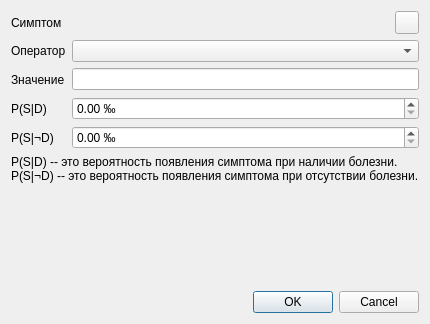
This is src/diagnosis_rules/ruleitemeditdialog.ui in megakoko/m-system as Qt 5 draws it before an edit. The edited form follows.
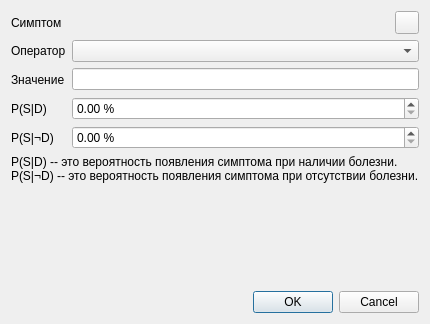
This is the edited form.

Commit message: Заменил промилле на проценты кое-где + мелкие улучшения в интерфейсе.

Diff of the .ui file:
```diff
--- a/src/diagnosis_rules/ruleitemeditdialog.ui
+++ b/src/diagnosis_rules/ruleitemeditdialog.ui
@@ -107,7 +107,7 @@
      <item row="3" column="1">
       <widget class="QDoubleSpinBox" name="m_probabilityWithDisease">
        <property name="suffix">
-        <string> ‰</string>
+        <string> %</string>
        </property>
        <property name="maximum">
         <double>1000.000000000000000</double>
@@ -130,7 +130,7 @@
      <item row="4" column="1">
       <widget class="QDoubleSpinBox" name="m_probabilityWithoutDisease">
        <property name="suffix">
-        <string> ‰</string>
+        <string> %</string>
        </property>
        <property name="maximum">
         <double>1000.000000000000000</double>
```
The commit also changes 4 other files.
